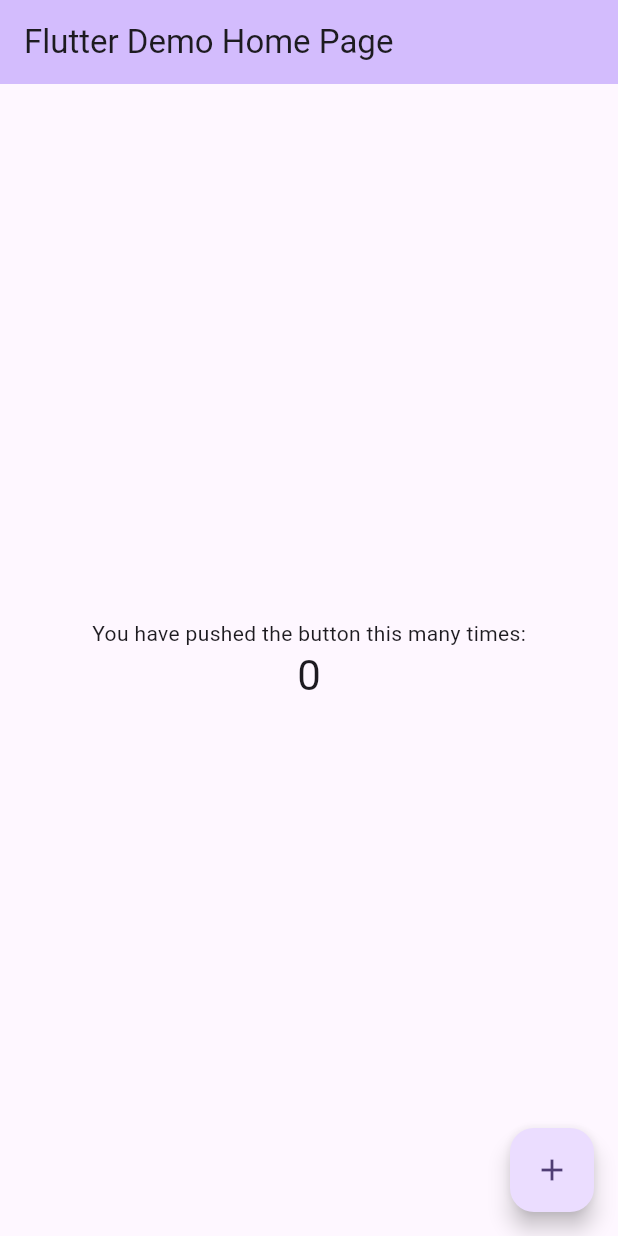
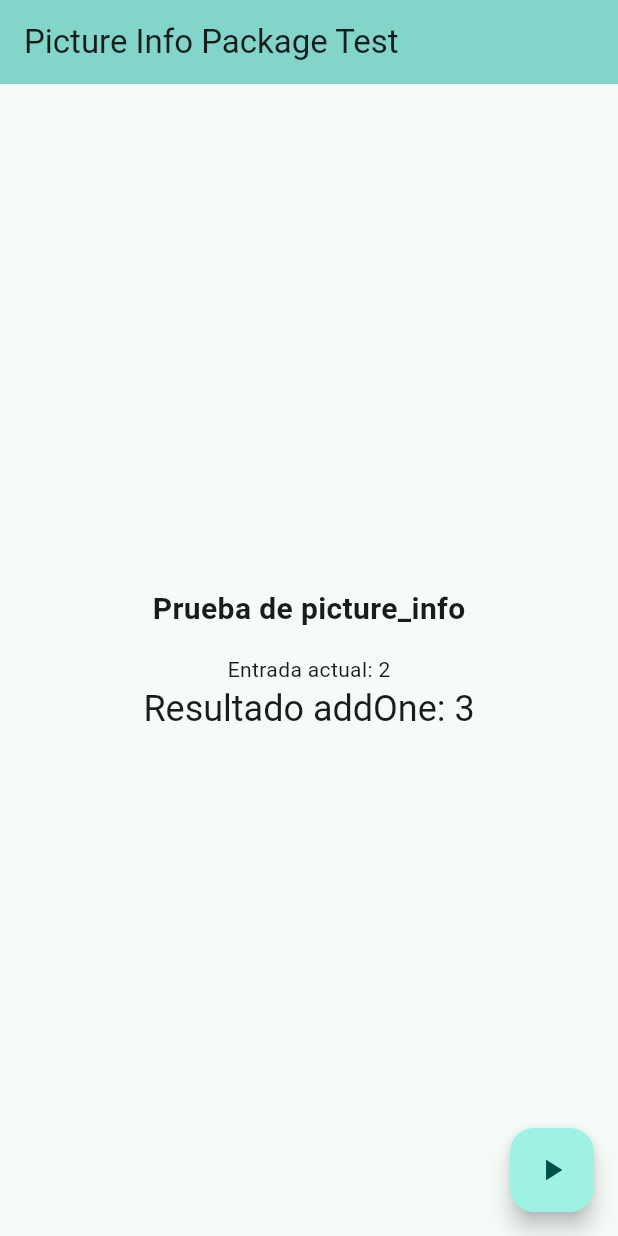
Before and after one commit to MarLiz-SanCam/packages_test_app, a Flutter app: the screen it shows after launch, on a phone screen of 412 x 824 dp. Run offline on Flutter 3.47's test engine with Material 3 defaults, Android fonts, the phone set to English and light mode, and no system bars; missing offline and left inert: picture_info.

Commit message:
INIT: agregada la base de la librería para comenzar testing

```diff
--- a/lib/main.dart
+++ b/lib/main.dart
@@ -1,4 +1,5 @@
 import 'package:flutter/material.dart';
+import 'package:picture_info/picture_info.dart';
 
 void main() {
   runApp(const MyApp());
@@ -7,45 +8,20 @@ void main() {
 class MyApp extends StatelessWidget {
   const MyApp({super.key});
 
-  // This widget is the root of your application.
   @override
   Widget build(BuildContext context) {
     return MaterialApp(
-      title: 'Flutter Demo',
+      title: 'Package Testing',
       theme: ThemeData(
-        // This is the theme of your application.
-        //
-        // TRY THIS: Try running your application with "flutter run". You'll see
-        // the application has a purple toolbar. Then, without quitting the app,
-        // try changing the seedColor in the colorScheme below to Colors.green
-        // and then invoke "hot reload" (save your changes or press the "hot
-        // reload" button in a Flutter-supported IDE, or press "r" if you used
-        // the command line to start the app).
-        //
-        // Notice that the counter didn't reset back to zero; the application
-        // state is not lost during the reload. To reset the state, use hot
-        // restart instead.
-        //
-        // This works for code too, not just values: Most code changes can be
-        // tested with just a hot reload.
-        colorScheme: .fromSeed(seedColor: Colors.deepPurple),
+        colorScheme: ColorScheme.fromSeed(seedColor: Colors.teal),
       ),
-      home: const MyHomePage(title: 'Flutter Demo Home Page'),
+      home: const MyHomePage(title: 'Picture Info Package Test'),
     );
   }
 }
 
 class MyHomePage extends StatefulWidget {
   const MyHomePage({super.key, required this.title});
-
-  // This widget is the home page of your application. It is stateful, meaning
-  // that it has a State object (defined below) that contains fields that affect
-  // how it looks.
-
-  // This class is the configuration for the state. It holds the values (in this
-  // case the title) provided by the parent (in this case the App widget) and
-  // used by the build method of the State. Fields in a Widget subclass are
-  // always marked "final".
 
   final String title;
 
@@ -54,68 +30,45 @@ class MyHomePage extends StatefulWidget {
 }
 
 class _MyHomePageState extends State<MyHomePage> {
-  int _counter = 0;
+  final Calculator _calculator = Calculator();
+  int _inputValue = 2;
+  int _result = 3;
 
-  void _incrementCounter() {
+  void _testAddOne() {
     setState(() {
-      // This call to setState tells the Flutter framework that something has
-      // changed in this State, which causes it to rerun the build method below
-      // so that the display can reflect the updated values. If we changed
-      // _counter without calling setState(), then the build method would not be
-      // called again, and so nothing would appear to happen.
-      _counter++;
+      _inputValue++;
+      _result = _calculator.addOne(_inputValue);
     });
   }
 
   @override
   Widget build(BuildContext context) {
-    // This method is rerun every time setState is called, for instance as done
-    // by the _incrementCounter method above.
-    //
-    // The Flutter framework has been optimized to make rerunning build methods
-    // fast, so that you can just rebuild anything that needs updating rather
-    // than having to individually change instances of widgets.
     return Scaffold(
       appBar: AppBar(
-        // TRY THIS: Try changing the color here to a specific color (to
-        // Colors.amber, perhaps?) and trigger a hot reload to see the AppBar
-        // change color while the other colors stay the same.
         backgroundColor: Theme.of(context).colorScheme.inversePrimary,
-        // Here we take the value from the MyHomePage object that was created by
-        // the App.build method, and use it to set our appbar title.
         title: Text(widget.title),
       ),
       body: Center(
-        // Center is a layout widget. It takes a single child and positions it
-        // in the middle of the parent.
         child: Column(
-          // Column is also a layout widget. It takes a list of children and
-          // arranges them vertically. By default, it sizes itself to fit its
-          // children horizontally, and tries to be as tall as its parent.
-          //
-          // Column has various properties to control how it sizes itself and
-          // how it positions its children. Here we use mainAxisAlignment to
-          // center the children vertically; the main axis here is the vertical
-          // axis because Columns are vertical (the cross axis would be
-          // horizontal).
-          //
-          // TRY THIS: Invoke "debug painting" (choose the "Toggle Debug Paint"
-          // action in the IDE, or press "p" in the console), to see the
-          // wireframe for each widget.
-          mainAxisAlignment: .center,
+          mainAxisAlignment: MainAxisAlignment.center,
           children: [
-            const Text('You have pushed the button this many times:'),
+            const Text(
+              'Prueba de picture_info',
+              style: TextStyle(fontSize: 20, fontWeight: FontWeight.bold),
+            ),
+            const SizedBox(height: 16),
+            Text('Entrada actual: $_inputValue'),
             Text(
-              '$_counter',
-              style: Theme.of(context).textTheme.headlineMedium,
+              'Resultado addOne: $_result',
+              style: Theme.of(context).textTheme.headlineSmall,
             ),
           ],
         ),
       ),
       floatingActionButton: FloatingActionButton(
-        onPressed: _incrementCounter,
-        tooltip: 'Increment',
-        child: const Icon(Icons.add),
+        onPressed: _testAddOne,
+        tooltip: 'Test addOne',
+        child: const Icon(Icons.play_arrow),
       ),
     );
   }
```
Also changed, not shown: pubspec.yaml (+8 -38 lines), pubspec.lock, 1 other file.
